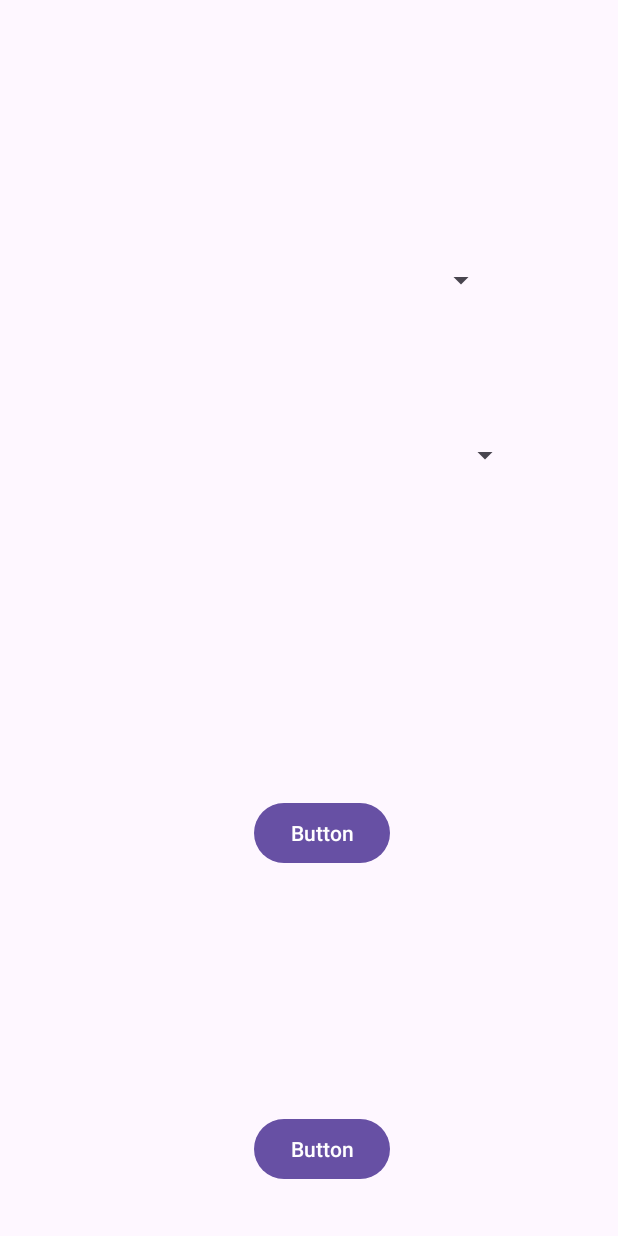
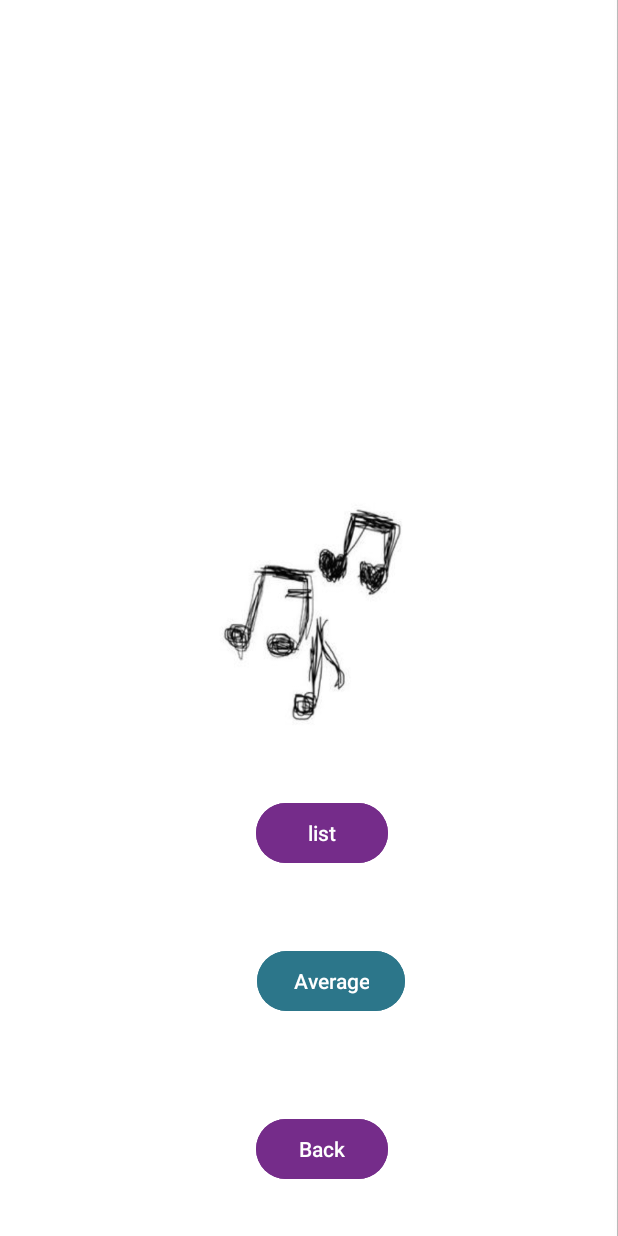
Before and after one commit to VCSTDN2024/imad5112-practicum-2025-JenniferST10470670, an Android app: the DetailedActivity screen opened directly, with no data from a screen before it, on a phone screen of 412 x 824 dp. Run offline under Robolectric (Android 15) with nearby library versions, the phone set to English and light mode, and no system bars; 6 statements that could not run were skipped.

Commit message:
added colours to button

```diff
--- a/app/src/main/java/com/example/myplaylist/DetailedActivity.kt
+++ b/app/src/main/java/com/example/myplaylist/DetailedActivity.kt
@@ -1,6 +1,7 @@
 package com.example.myplaylist
 
 import android.os.Bundle
+import android.widget.Button
 import androidx.activity.enableEdgeToEdge
 import androidx.appcompat.app.AppCompatActivity
 import androidx.core.view.ViewCompat
@@ -11,10 +12,30 @@ class DetailedActivity : AppCompatActivity() {
         super.onCreate(savedInstanceState)
         enableEdgeToEdge()
         setContentView(R.layout.activity_detailed)
-        ViewCompat.setOnApplyWindowInsetsListener(findViewById(R.id.main)) { v, insets ->
-            val systemBars = insets.getInsets(WindowInsetsCompat.Type.systemBars())
-            v.setPadding(systemBars.left, systemBars.top, systemBars.right, systemBars.bottom)
-            insets
+        val listBtn = findViewById<Button>(R.id.listBtn)
+        val txtAverage = findViewById<TextView>(R.id.txtAverage)
+        val  = findViewById<Button>(R.id.btnAverage)
+        val btnBack = findViewById<Button>(R.id.btnBack)
+
+        val titles = intent.getStringArrayListExtra("titles") ?: arrayListOf()
+        val artists = intent.getStringArrayListExtra("artists") ?: arrayListOf()
+        val ratings = intent.getIntegerArrayListExtra("ratings") ?: arrayListOf()
+        val comments = intent.getStringArrayListExtra("comments") ?: arrayListOf()
+
+        val output = StringBuilder()
+        for (i in titles.indices) {
+            output.append("🎵 ${titles[i]} - ${artists[i]}\nRating: ${ratings[i]} | Comment: ${comments[i]}\n\n")
+        }
+
+        txtList.text = output.toString()
+
+        btnAverage.setOnClickListener {
+            val avg = if (ratings.isNotEmpty()) ratings.sum().toDouble() / ratings.size else 0.0
+            txtAverage.text = "Average: %.2f".format(avg)
+        }
+
+        btnBack.setOnClickListener {
+            finish()
         }
     }
 }
--- a/app/src/main/res/layout/activity_detailed.xml
+++ b/app/src/main/res/layout/activity_detailed.xml
@@ -5,52 +5,70 @@
     android:id="@+id/main"
     android:layout_width="match_parent"
     android:layout_height="match_parent"
+  android:background="@drawable/background"
+
     tools:context=".DetailedActivity">
 
-
-    <Spinner
-        android:id="@+id/spGameG"
-        android:layout_width="306dp"
-        android:layout_height="55dp"
+    <TextView
+        android:id="@+id/textView"
+        android:layout_width="wrap_content"
+        android:layout_height="wrap_content"
         app:layout_constraintBottom_toBottomOf="parent"
         app:layout_constraintEnd_toEndOf="parent"
-        app:layout_constraintHorizontal_bias="0.238"
+        app:layout_constraintHorizontal_bias="0.478"
         app:layout_constraintStart_toStartOf="parent"
         app:layout_constraintTop_toTopOf="parent"
-        app:layout_constraintVertical_bias="0.207" />
+        app:layout_constraintVertical_bias="0.379" />
 
-    <Spinner
-        android:id="@+id/spRating"
-        android:layout_width="310dp"
-        android:layout_height="53dp"
+    <TextView
+        android:id="@+id/textView2"
+        android:layout_width="wrap_content"
+        android:layout_height="wrap_content"
         app:layout_constraintBottom_toBottomOf="parent"
         app:layout_constraintEnd_toEndOf="parent"
-        app:layout_constraintHorizontal_bias="0.366"
+
         app:layout_constraintStart_toStartOf="parent"
-        app:layout_constraintTop_toTopOf="parent"
-        app:layout_constraintVertical_bias="0.359" />
+        app:layout_constraintTop_toTopOf="parent" />
+
 
     <Button
-        android:id="@+id/button"
+        android:id="@+id/listBtn"
         android:layout_width="wrap_content"
         android:layout_height="wrap_content"
-        android:text="Button"
+        android:text="list"
         app:layout_constraintBottom_toBottomOf="parent"
         app:layout_constraintEnd_toEndOf="parent"
         app:layout_constraintHorizontal_bias="0.526"
         app:layout_constraintStart_toStartOf="parent"
+        android:backgroundTint="@color/purble"
         app:layout_constraintTop_toTopOf="parent"
         app:layout_constraintVertical_bias="0.685" />
 
     <Button
-        android:id="@+id/button2"
+        android:id="@+id/backBtn"
         android:layout_width="wrap_content"
         android:layout_height="wrap_content"
-        android:text="Button"
+        android:text="Back"
         app:layout_constraintBottom_toBottomOf="parent"
         app:layout_constraintEnd_toEndOf="parent"
         app:layout_constraintHorizontal_bias="0.526"
+        android:backgroundTint="@color/purble"
         app:layout_constraintStart_toStartOf="parent"
         app:layout_constraintTop_toTopOf="parent"
         app:layout_constraintVertical_bias="0.956" />
+
+    <Button
+        android:id="@+id/C"
+        android:layout_width="wrap_content"
+        android:layout_height="wrap_content"
+        android:text="Average"
+        app:layout_constraintBottom_toBottomOf="parent"
+        app:layout_constraintEnd_toEndOf="parent"
+        app:layout_constraintHorizontal_bias="0.546"
+        android:backgroundTint="@color/blue"
+        app:layout_constraintStart_toStartOf="parent"
+        app:layout_constraintTop_toTopOf="parent"
+        app:layout_constraintVertical_bias="0.812" />
+
+
 </androidx.constraintlayout.widget.ConstraintLayout>
--- a/app/src/main/res/values/colors.xml
+++ b/app/src/main/res/values/colors.xml
@@ -2,4 +2,8 @@
 <resources>
     <color name="black">#FF000000</color>
     <color name="white">#FFFFFFFF</color>
+    <color name="blue">#2c768a</color>
+    <color name="purble">#752c8a</color>
+
+
 </resources>
```
Also changed, not shown: app/src/main/java/com/example/myplaylist/MainActivity.kt (+57 -41 lines), app/src/main/res/layout/activity_main.xml (+19 -1 lines), app/src/main/res/drawable/background.jpg (added), app/src/main/res/drawable/background2.jpeg (added), app/src/main/res/drawable/img.png (added), app/src/main/res/drawable/img_1.png (added), app/src/main/res/drawable/img_2.png (added), 1 other file.
